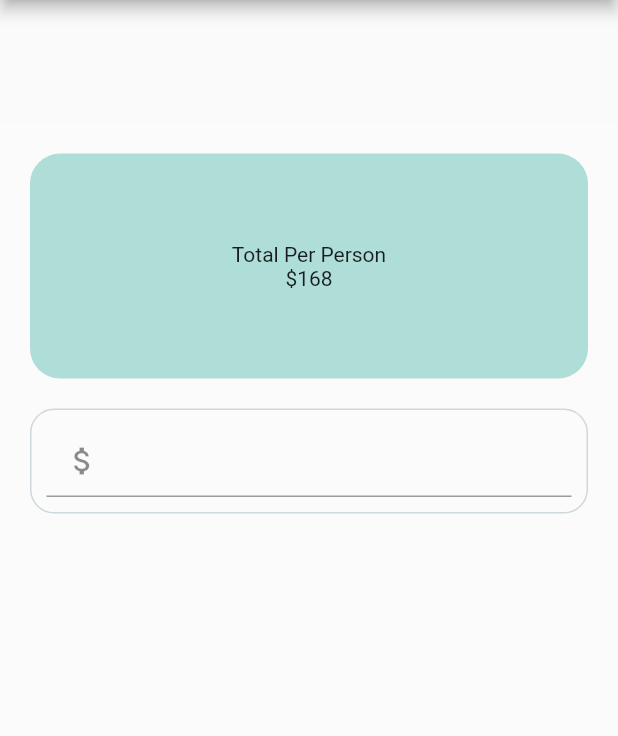
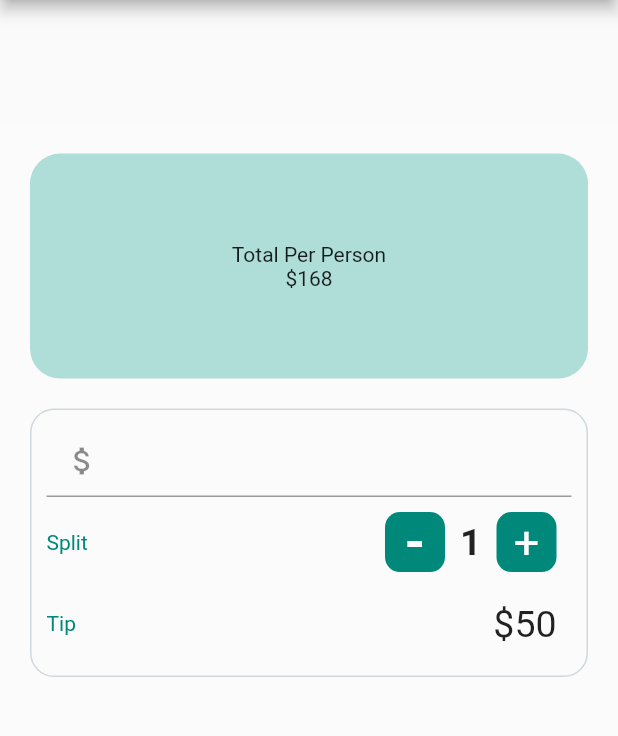
Before and after one commit to FahimMuntashir/tip-calculator, a Flutter app: the screen it shows after launch, on a phone screen of 412 x 824 dp, the part 84-820 px from its top. Run offline on Flutter 3.47's test engine with Material 2 defaults, Android fonts, the phone set to English and light mode, and no system bars.

Commit message:
Split and Tip Row

```diff
--- a/lib/main.dart
+++ b/lib/main.dart
@@ -52,7 +52,8 @@ class _TipCalculatorState extends State<TipCalculator> {
                     Text('\$168'),
                   ],
                 ),
-                ),),
+              ),
+            ),
             Container(
               margin: EdgeInsets.only(top: 20.0),
               padding: EdgeInsets.all(10.0),
@@ -63,26 +64,123 @@ class _TipCalculatorState extends State<TipCalculator> {
                   style: BorderStyle.solid,
                 ),
                 borderRadius: BorderRadius.circular(16.0),
-
               ),
               child: Column(
                 children: <Widget>[
                   TextField(
-                    keyboardType:TextInputType.numberWithOptions(decimal: true) ,
+                    keyboardType:
+                        TextInputType.numberWithOptions(decimal: true),
                     style: TextStyle(color: Colors.teal),
                     decoration: InputDecoration(
 //                      prefixText: ('Bill Amount'),
                       prefixIcon: Icon(Icons.attach_money),
                     ),
-                    onChanged: (String value){
-                      try{
+                    onChanged: (String value) {
+                      try {
                         __billAmount = double.parse(value);
-                      }
-                      catch(exception){
+                      } catch (exception) {
                         __billAmount = 0.0;
                       }
                     },
-
+                  ),
+                  Row(
+                    mainAxisAlignment: MainAxisAlignment.spaceBetween,
+                    children: <Widget>[
+                      Text(
+                        'Split',
+                        style: TextStyle(
+                          color: Colors.teal.shade600,
+                        ),
+                      ),
+                      Row(
+                        children: <Widget>[
+                          InkWell(
+                            onTap: () {
+                              setState(() {
+                                if (_personCounter > 1) {
+                                  _personCounter--;
+                                } else {
+                                  //do nothing
+                                }
+                              });
+                            },
+                            child: Container(
+                              margin: EdgeInsets.all(10),
+                              height: 40,
+                              width: 40,
+                              decoration: BoxDecoration(
+                                color: Colors.teal.shade600,
+                                borderRadius: BorderRadius.circular(10.0),
+                              ),
+                              child: Center(
+                                  child: Text(
+                                '-',
+                                style: TextStyle(
+                                  color: Colors.white,
+                                  fontWeight: FontWeight.bold,
+                                  fontSize: 35.0,
+                                ),
+                              )),
+                            ),
+                          ),
+                          Text(
+                            '$_personCounter',
+                            style: TextStyle(
+                              fontSize: 25.0,
+                              fontWeight: FontWeight.bold,
+                            ),
+                          ),
+                          InkWell(
+                            onTap: () {
+                              setState(() {
+                                _personCounter++;
+                              });
+                            },
+                            child: Container(
+                              margin: EdgeInsets.all(10),
+                              height: 40,
+                              width: 40,
+                              decoration: BoxDecoration(
+                                color: Colors.teal.shade600,
+                                borderRadius: BorderRadius.circular(10.0),
+                              ),
+                              child: Center(
+                                  child: Text(
+                                '+',
+                                style: TextStyle(
+                                  color: Colors.white,
+                                  fontSize: 30.0,
+                                ),
+                              )),
+                            ),
+                          ),
+                        ],
+                      ),
+                    ],
+                  ),
+                  Row(
+                    mainAxisAlignment: MainAxisAlignment.spaceBetween,
+                    children: <Widget>[
+                      Text(
+                        'Tip',
+                        style: TextStyle(
+                          color: Colors.teal.shade600,
+                        ),
+                      ),
+                      Row(
+                        children: <Widget>[
+                          Padding(
+                            padding: const EdgeInsets.all(10.0),
+                            child: Text(
+                              '\$50',
+                              style: TextStyle(
+                                fontSize: 25.0,
+                              ),
+                            ),
+                          ),
+                        ],
+                      ),
+                    ],
                   ),
                 ],
               ),
```
Lines whose indentation alone changed are shown as unchanged.
